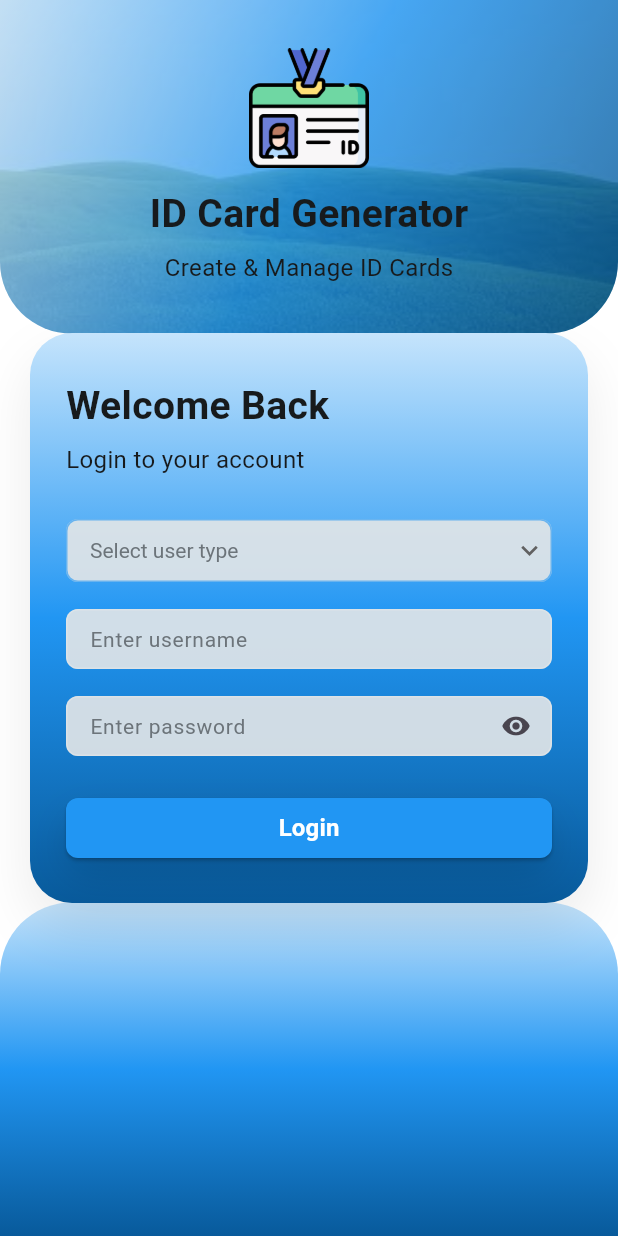
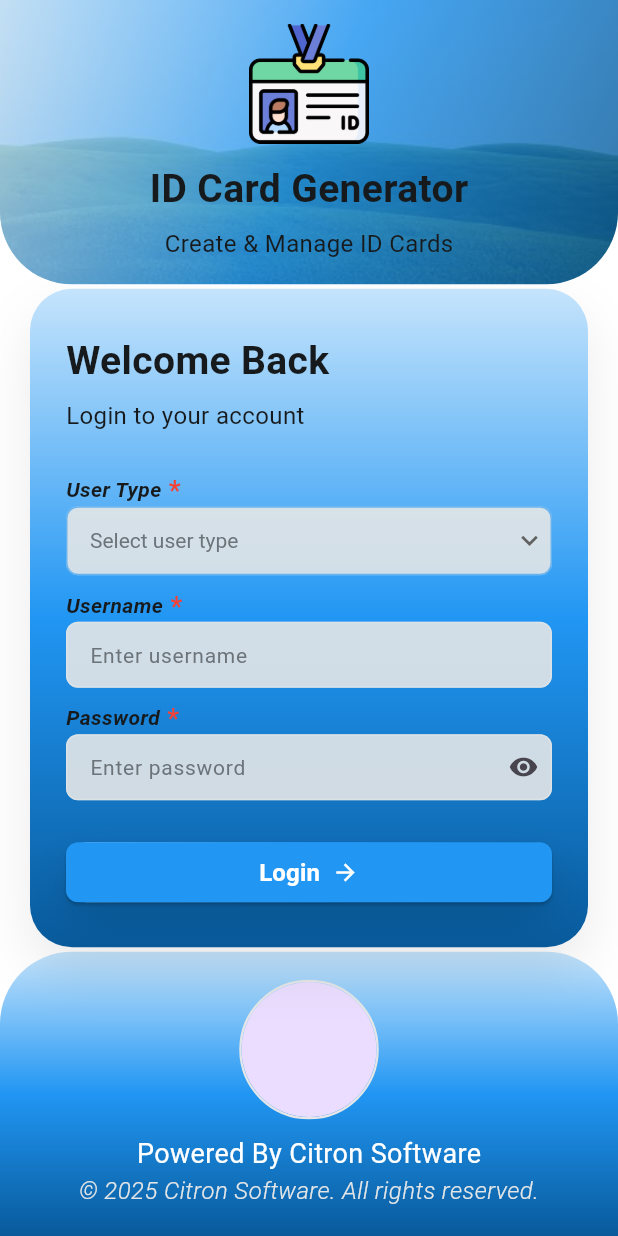
Before and after one commit to Dilshad440/citron_id_card, a Flutter app: the screen it shows after launch, on a phone screen of 412 x 824 dp. Run offline on Flutter 3.47's test engine with Material 3 defaults, Android fonts, the phone set to English and light mode, and no system bars; our stand-ins replace dio, dropdown_button2, get, image_cropper, image_picker, permission_handler.

Commit message:
theme adjusted

```diff
--- a/lib/app/core/components/app_buttons.dart
+++ b/lib/app/core/components/app_buttons.dart
@@ -43,10 +43,6 @@ class AppButton extends StatelessWidget {
           ),
         ],
       ),
-      child: Row(
-        mainAxisAlignment: MainAxisAlignment.center,
-        children: [
-          Expanded(
       child: ElevatedButton(
         style: ElevatedButton.styleFrom(
           shape: RoundedRectangleBorder(
@@ -55,12 +51,14 @@ class AppButton extends StatelessWidget {
           backgroundColor: AppColors.generateGradientColors()[1],
         ),
         onPressed: onPressed,
-              child: Text(
+        child: Row(
+          mainAxisAlignment: MainAxisAlignment.center,
+          crossAxisAlignment: CrossAxisAlignment.center,
+          children: [
+            Text(
               text,
               style: AppTextStyle.body.medium.semiBold.copyWith(
                 color: textColor ?? AppColors.textOnGradient,
-                ),
-              ),
               ),
             ),
             if (icon != null) ...[
@@ -73,6 +71,7 @@ class AppButton extends StatelessWidget {
             ],
           ],
         ),
+      ),
     );
   }
 }
--- a/lib/app/core/components/app_dropdown.dart
+++ b/lib/app/core/components/app_dropdown.dart
@@ -47,7 +47,7 @@ class AppDropdown<T> extends StatelessWidget {
         counter: const SizedBox.shrink(),
 
         /// EXACT SAME padding as AppTextField
-        contentPadding: const EdgeInsets.symmetric(vertical: 1),
+        contentPadding: const EdgeInsets.symmetric(vertical: 3),
 
         labelText: labelText,
         labelStyle: AppTextStyle.title.small.mutedTextColor.regular,
@@ -90,7 +90,7 @@ class AppDropdown<T> extends StatelessWidget {
               value: item,
               child: Text(
                 item.toString(),
-                style: AppTextStyle.body.medium.textColor.medium,
+                style: AppTextStyle.body.small.textColor.medium,
                 maxLines: 1,
                 overflow: TextOverflow.ellipsis,
               ),
--- a/lib/app/core/components/app_textfield.dart
+++ b/lib/app/core/components/app_textfield.dart
@@ -12,9 +12,8 @@ class AppTextField extends StatelessWidget {
     this.labelText,
     this.onChanged,
     this.prefix,
+    this.suffix,
     this.maxLines = 1,
-    this.isFilled = false,
-    this.suffix,
     this.isObsecure = false,
   });
 
@@ -26,7 +25,6 @@ class AppTextField extends StatelessWidget {
   final Widget? prefix;
   final Widget? suffix;
   final int maxLines;
-  final bool isFilled;
   final bool isObsecure;
 
   @override
@@ -40,36 +38,41 @@ class AppTextField extends StatelessWidget {
       autofocus: false,
       cursorColor: AppColors.primaryColor,
       autovalidateMode: AutovalidateMode.onUserInteraction,
-
-      /// Medium but compact text
       style: AppTextStyle.body.medium.textColor.medium,
 
       decoration: InputDecoration(
         prefixIcon: prefix,
-        constraints: suffix != null ? BoxConstraints(maxHeight: 40) : null,
-        suffixIcon: suffix,
+
+        /// ✅ FIX: control suffix size
+        suffixIcon: suffix == null
+            ? null
+            : SizedBox(width: 38, height: 38, child: Center(child: suffix)),
+
+        suffixIconConstraints: const BoxConstraints(
+          minHeight: 38,
+          minWidth: 38,
+        ),
 
         filled: true,
         fillColor: AppColors.borderColor.withOpacity(0.9),
 
-        /// ⬇ Reduced vertical padding (key change)
-        contentPadding: const EdgeInsets.symmetric(horizontal: 12, vertical: 8),
+        contentPadding: const EdgeInsets.symmetric(
+          horizontal: 12,
+          vertical: 10,
+        ),
 
-        /// Texts
         labelText: labelText,
         hintText: hintText,
         labelStyle: AppTextStyle.title.small.mutedTextColor.regular,
         hintStyle: AppTextStyle.body.small.mutedTextColor.regular,
         errorStyle: AppTextStyle.body.small.red.regular,
 
-        /// Borders (unchanged theme)
         enabledBorder: _border(),
         focusedBorder: _border(color: AppColors.borderColor, width: 1.3),
         errorBorder: _border(color: AppColors.red),
         focusedErrorBorder: _border(color: AppColors.red, width: 1.3),
 
-        counter: const SizedBox.shrink(),
-        isDense: true, // 🔥 Important for compact height
+        isDense: true,
       ),
     );
   }
--- a/lib/app/core/components/two_line_element.dart
+++ b/lib/app/core/components/two_line_element.dart
@@ -26,7 +26,9 @@ class TwoLineElement extends StatelessWidget {
           children: [
             Text(
               title,
-              style: AppTextStyle.body.small.bold.italic.textHeight(0),
+              style: AppTextStyle.body.small.textColor.bold.italic.textHeight(
+                1.5,
+              ),
             ),
             if (isRequired) ...[
               Text(" *", style: AppTextStyle.title.medium.red.textHeight(0)),
--- a/lib/app/core/theme/app_text_style.dart
+++ b/lib/app/core/theme/app_text_style.dart
@@ -93,6 +93,9 @@ class _MyTextStyle extends TextStyle {
 
   _MyTextStyle get textColor =>
       _MyTextStyle(copyWith(color: AppColors.textPrimary));
+
+  _MyTextStyle get textOnGradient =>
+      _MyTextStyle(copyWith(color: AppColors.textOnGradient));
 
   _MyTextStyle textHeight(double? height) =>
       _MyTextStyle(copyWith(height: height));
--- a/lib/app/modules/login/views/login_view.dart
+++ b/lib/app/modules/login/views/login_view.dart
@@ -1,4 +1,5 @@
 import 'package:citron_id_card/app/core/components/app_buttons.dart';
+import 'package:citron_id_card/app/core/components/two_line_element.dart';
 import 'package:citron_id_card/app/core/constant/asset_constant.dart';
 import 'package:citron_id_card/app/routes/app_routes.dart';
 import 'package:flutter/material.dart';
@@ -34,12 +35,82 @@ class LoginView extends GetView<LoginController> {
 
   Widget _buildStack(BoxConstraints constraints) {
     final maxHeight = constraints.maxHeight;
-    final double topHeight = maxHeight * 0.27;
+    final double topHeight = maxHeight * 0.23;
 
     return Stack(
       children: [
         /// 🌿 TOP GRADIENT
-        Positioned(
+        _topCard(topHeight),
+
+        /// 🌿 BOTTOM GRADIENT
+        _bottomCard(topHeight),
+
+        /// 🧾 CENTER LOGIN CARD
+        Align(
+          alignment: Alignment.center,
+          child: SingleChildScrollView(
+            keyboardDismissBehavior: ScrollViewKeyboardDismissBehavior.onDrag,
+            padding: EdgeInsets.only(
+              left: 20,
+              right: 20,
+              top: 24,
+              bottom: 24 + MediaQuery.of(Get.context!).viewInsets.bottom,
+            ),
+            child: _loginCard(),
+          ),
+        ),
+      ],
+    );
+  }
+
+  Positioned _bottomCard(double topHeight) {
+    return Positioned(
+      bottom: 0,
+      left: 0,
+      right: 0,
+      child: Container(
+        height: topHeight,
+        decoration: BoxDecoration(
+          gradient: LinearGradient(
+            colors: AppColors.generateGradientColors(),
+            begin: Alignment.topCenter,
+            end: Alignment.bottomCenter,
+          ),
+          borderRadius: const BorderRadius.only(
+            topLeft: Radius.circular(48),
+            topRight: Radius.circular(48),
+          ),
+        ),
+        child: Column(
+          mainAxisAlignment: MainAxisAlignment.center,
+          crossAxisAlignment: CrossAxisAlignment.center,
+          children: [
+            Container(
+              decoration: BoxDecoration(
+                shape: BoxShape.circle,
+                border: Border.all(color: AppColors.borderColor, width: 1.5),
+              ),
+              child: CircleAvatar(radius: 45),
+            ),
+            SizedBox(height: 10),
+            Text(
+              "Powered By Citron Software",
+              style: AppTextStyle.title.medium.regular.textOnGradient,
+            ),
+            Text(
+              "© ${DateTime.now().year} Citron Software. All rights reserved.",
+              style: AppTextStyle.title.small.lightWeight.italic.copyWith(
+                color: AppColors.borderColor,
+              ),
+            ),
+          ],
+        ),
+      ),
+    );
+  }
+
+  Positioned _topCard(double topHeight) {
+    return Positioned(
       top: 0,
       left: 0,
       right: 0,
@@ -67,9 +138,7 @@ class LoginView extends GetView<LoginController> {
           children: [
             Image.asset(AssetConstant.idCard, height: 80),
             const SizedBox(height: 12),
-                AppTextStyle.display.large.textColor.bold.text(
-                  "ID Card Generator",
-                ),
+            AppTextStyle.display.large.textColor.bold.text("ID Card Generator"),
             const SizedBox(height: 6),
             AppTextStyle.body.medium.textColor.regular.text(
               "Create & Manage ID Cards",
@@ -77,44 +146,6 @@ class LoginView extends GetView<LoginController> {
           ],
         ),
       ),
-        ),
-
-        /// 🌿 BOTTOM GRADIENT
-        Positioned(
-          bottom: 0,
-          left: 0,
-          right: 0,
-          child: Container(
-            height: topHeight,
-            decoration: BoxDecoration(
-              gradient: LinearGradient(
-                colors: AppColors.generateGradientColors(),
-                begin: Alignment.topCenter,
-                end: Alignment.bottomCenter,
-              ),
-              borderRadius: const BorderRadius.only(
-                topLeft: Radius.circular(48),
-                topRight: Radius.circular(48),
-              ),
-            ),
-          ),
-        ),
-
-        /// 🧾 CENTER LOGIN CARD
-        Align(
-          alignment: Alignment.center,
-          child: SingleChildScrollView(
-            keyboardDismissBehavior: ScrollViewKeyboardDismissBehavior.onDrag,
-            padding: EdgeInsets.only(
-              left: 20,
-              right: 20,
-              top: 24,
-              bottom: 24 + MediaQuery.of(Get.context!).viewInsets.bottom,
-            ),
-            child: _loginCard(),
-          ),
-        ),
-      ],
     );
   }
 
@@ -149,7 +180,9 @@ class LoginView extends GetView<LoginController> {
 
             /// User Type
             Obx(
-              () => AppDropdown<String>(
+              () => TwoLineElement(
+                title: "User Type",
+                child: AppDropdown<String>(
                   hintText: "Select user type",
                   value: controller.selectedUserType.value.isEmpty
                       ? null
@@ -160,19 +193,25 @@ class LoginView extends GetView<LoginController> {
                   validator: (val) => val == null ? 'Select user type' : null,
                 ),
               ),
+            ),
 
-            const SizedBox(height: 18),
+            const SizedBox(height: 10),
 
-            AppTextField(
+            TwoLineElement(
+              title: "Username",
+              child: AppTextField(
                 controller: controller.usernameController,
                 hintText: "Enter username",
                 validator: (val) => val!.isEmpty ? "Username required" : null,
               ),
+            ),
 
-            const SizedBox(height: 18),
+            const SizedBox(height: 10),
 
             Obx(
-              () => AppTextField(
+              () => TwoLineElement(
+                title: "Password",
+                child: AppTextField(
                   controller: controller.passwordController,
                   isObsecure: controller.isPasswordVisible.value,
                   hintText: "Enter password",
@@ -190,14 +229,18 @@ class LoginView extends GetView<LoginController> {
                   validator: (val) => val!.isEmpty ? "Password required" : null,
                 ),
               ),
+            ),
 
             const SizedBox(height: 28),
 
             AppButton(
               text: "Login",
               onPressed: () {
+                if (controller.formKey.currentState!.validate()) {
                   Get.toNamed(AppRoutes.idCard);
+                }
               },
+              icon: Icon(Icons.arrow_forward),
             ),
           ],
         ),
```
Lines whose indentation alone changed are shown as unchanged.
